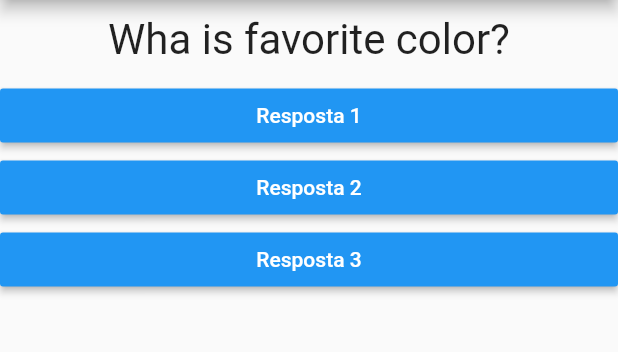
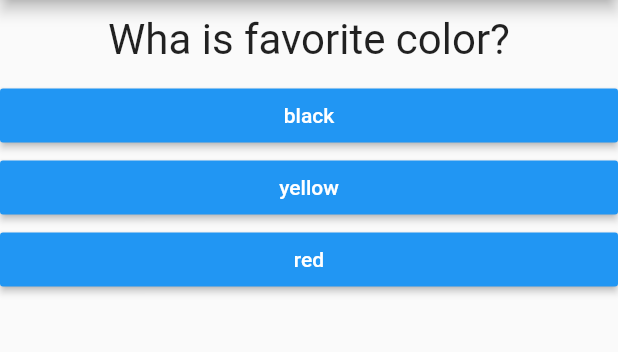
Before and after one commit to DavidCarrilho/projeto_perguntas, a Flutter app: the screen it shows after launch, on a phone screen of 412 x 824 dp, the part 84-436 px from its top. Run offline on Flutter 3.47's test engine with Material 2 defaults, Android fonts, the phone set to English and light mode, and no system bars.

Commit message:
feat: using spread and move code to correct place

```diff
--- a/lib/src/pages/question_page.dart
+++ b/lib/src/pages/question_page.dart
@@ -4,7 +4,24 @@ import 'dart:developer' as developer;
 
 import 'package:projeto_perguntas/src/components/question.dart';
 
+class QuestionPage extends StatefulWidget {
+  @override
+  State<QuestionPage> createState() => _QuestionPageState();
+}
+
 class _QuestionPageState extends State<QuestionPage> {
+  var _perguntaSelecionada = 0;
+
+  void _responder() {
+    setState(() {
+      return _perguntaSelecionada++;
+    });
+    developer.log(
+      'Pergunta respondida $_perguntaSelecionada',
+      name: 'method responder',
+    );
+  }
+
   Widget build(BuildContext context) {
     var perguntas = [
       {
@@ -21,19 +38,12 @@ class _QuestionPageState extends State<QuestionPage> {
       }
     ];
 
-    var _perguntaSelecionada = 0;
-
-    void _responder() {
-      setState(() => _perguntaSelecionada++);
-      developer.log(
-        'Pergunta respondida $_perguntaSelecionada',
-        name: 'method responder',
-      );
-    }
-
     List<Widget> anwsers = [];
-    for (var textoResp in perguntas[_perguntaSelecionada].cast()['answer']) {
-      anwsers.add(Answer(text: textoResp, onSelected: _responder));
+    for (var anwsersText in perguntas[_perguntaSelecionada].cast()['answer']) {
+      anwsers.add(Answer(
+        text: anwsersText,
+        onSelected: _responder,
+      ));
     }
 
     return MaterialApp(
@@ -45,26 +55,10 @@ class _QuestionPageState extends State<QuestionPage> {
         body: Column(
           children: <Widget>[
             Question(perguntas[_perguntaSelecionada]['text'].toString()),
-            Answer(
-              text: 'Resposta 1',
-              onSelected: _responder,
-            ),
-            Answer(
-              text: 'Resposta 2',
-              onSelected: _responder,
-            ),
-            Answer(
-              text: 'Resposta 3',
-              onSelected: _responder,
-            ),
+            ...anwsers,
           ],
         ),
       ),
     );
   }
 }
-
-class QuestionPage extends StatefulWidget {
-  @override
-  State<QuestionPage> createState() => _QuestionPageState();
-}
```
